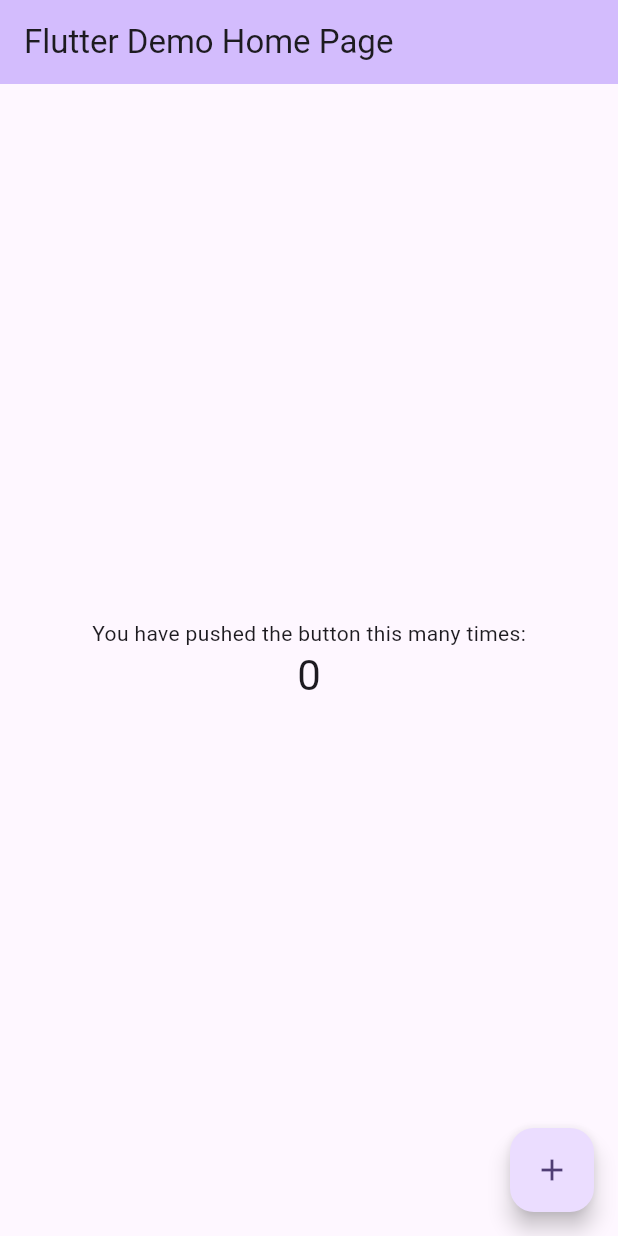
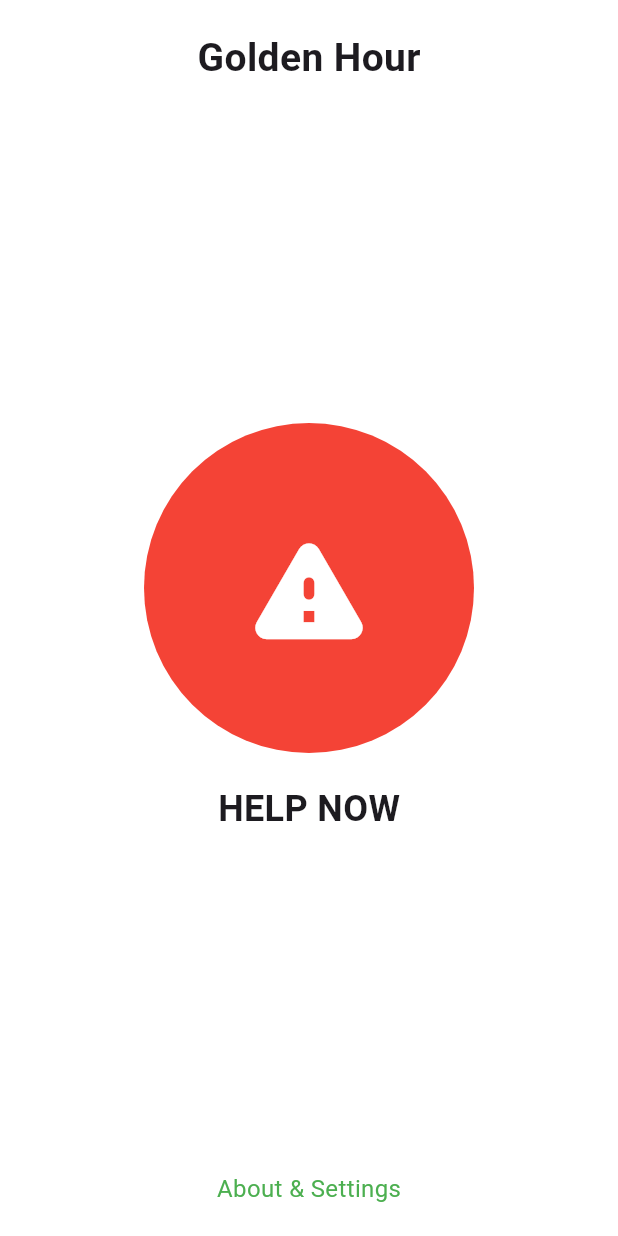
Before and after one commit to ssmaheen-2007/golden-hour, a Flutter app: the screen it shows after launch, on a phone screen of 412 x 824 dp. Run offline on Flutter 3.47's test engine with Material 3 defaults, Android fonts, the phone set to English and light mode, and no system bars.

Commit message:
Milestone 1: Basic homepage layout structure

```diff
--- a/lib/main.dart
+++ b/lib/main.dart
@@ -1,122 +1,18 @@
 import 'package:flutter/material.dart';
+import 'screens/home_screen.dart';
 
 void main() {
-  runApp(const MyApp());
+  runApp(const GoldenHourApp());
 }
 
-class MyApp extends StatelessWidget {
-  const MyApp({super.key});
+class GoldenHourApp extends StatelessWidget {
+  const GoldenHourApp({super.key});
 
-  // This widget is the root of your application.
   @override
   Widget build(BuildContext context) {
-    return MaterialApp(
-      title: 'Flutter Demo',
-      theme: ThemeData(
-        // This is the theme of your application.
-        //
-        // TRY THIS: Try running your application with "flutter run". You'll see
-        // the application has a purple toolbar. Then, without quitting the app,
-        // try changing the seedColor in the colorScheme below to Colors.green
-        // and then invoke "hot reload" (save your changes or press the "hot
-        // reload" button in a Flutter-supported IDE, or press "r" if you used
-        // the command line to start the app).
-        //
-        // Notice that the counter didn't reset back to zero; the application
-        // state is not lost during the reload. To reset the state, use hot
-        // restart instead.
-        //
-        // This works for code too, not just values: Most code changes can be
-        // tested with just a hot reload.
-        colorScheme: .fromSeed(seedColor: Colors.deepPurple),
-      ),
-      home: const MyHomePage(title: 'Flutter Demo Home Page'),
+    return const MaterialApp(
+      debugShowCheckedModeBanner: false,
+      home: HomeScreen(),
     );
   }
 }
-
-class MyHomePage extends StatefulWidget {
-  const MyHomePage({super.key, required this.title});
-
-  // This widget is the home page of your application. It is stateful, meaning
-  // that it has a State object (defined below) that contains fields that affect
-  // how it looks.
-
-  // This class is the configuration for the state. It holds the values (in this
-  // case the title) provided by the parent (in this case the App widget) and
-  // used by the build method of the State. Fields in a Widget subclass are
-  // always marked "final".
-
-  final String title;
-
-  @override
-  State<MyHomePage> createState() => _MyHomePageState();
-}
-
-class _MyHomePageState extends State<MyHomePage> {
-  int _counter = 0;
-
-  void _incrementCounter() {
-    setState(() {
-      // This call to setState tells the Flutter framework that something has
-      // changed in this State, which causes it to rerun the build method below
-      // so that the display can reflect the updated values. If we changed
-      // _counter without calling setState(), then the build method would not be
-      // called again, and so nothing would appear to happen.
-      _counter++;
-    });
-  }
-
-  @override
-  Widget build(BuildContext context) {
-    // This method is rerun every time setState is called, for instance as done
-    // by the _incrementCounter method above.
-    //
-    // The Flutter framework has been optimized to make rerunning build methods
-    // fast, so that you can just rebuild anything that needs updating rather
-    // than having to individually change instances of widgets.
-    return Scaffold(
-      appBar: AppBar(
-        // TRY THIS: Try changing the color here to a specific color (to
-        // Colors.amber, perhaps?) and trigger a hot reload to see the AppBar
-        // change color while the other colors stay the same.
-        backgroundColor: Theme.of(context).colorScheme.inversePrimary,
-        // Here we take the value from the MyHomePage object that was created by
-        // the App.build method, and use it to set our appbar title.
-        title: Text(widget.title),
-      ),
-      body: Center(
-        // Center is a layout widget. It takes a single child and positions it
-        // in the middle of the parent.
-        child: Column(
-          // Column is also a layout widget. It takes a list of children and
-          // arranges them vertically. By default, it sizes itself to fit its
-          // children horizontally, and tries to be as tall as its parent.
-          //
-          // Column has various properties to control how it sizes itself and
-          // how it positions its children. Here we use mainAxisAlignment to
-          // center the children vertically; the main axis here is the vertical
-          // axis because Columns are vertical (the cross axis would be
-          // horizontal).
-          //
-          // TRY THIS: Invoke "debug painting" (choose the "Toggle Debug Paint"
-          // action in the IDE, or press "p" in the console), to see the
-          // wireframe for each widget.
-          mainAxisAlignment: .center,
-          children: [
-            const Text('You have pushed the button this many times:'),
-            Text(
-              '$_counter',
-              style: Theme.of(context).textTheme.headlineMedium,
-            ),
-          ],
-        ),
-      ),
-      floatingActionButton: FloatingActionButton(
-        onPressed: _incrementCounter,
-        tooltip: 'Increment',
-        child: const Icon(Icons.add),
-      ),
-    );
-  }
-}
--- /dev/null
+++ b/lib/screens/home_screen.dart
@@ -0,0 +1,72 @@
+import 'package:flutter/material.dart';
+
+class HomeScreen extends StatelessWidget {
+  const HomeScreen({super.key});
+
+  @override
+  Widget build(BuildContext context) {
+    return Scaffold(
+      backgroundColor: Colors.white,
+      body: SafeArea(
+        child: Column(
+          children: [
+            const SizedBox(height: 20),
+
+            const Center(
+              child: Text(
+                "Golden Hour",
+                style: TextStyle(fontSize: 26, fontWeight: FontWeight.bold),
+              ),
+            ),
+
+            Expanded(
+              child: Center(
+                child: Column(
+                  mainAxisSize: MainAxisSize.min,
+                  children: [
+                    GestureDetector(
+                      onTap: () {
+                        print("Help Now Pressed");
+                      },
+                      child: Container(
+                        width: 220,
+                        height: 220,
+                        decoration: const BoxDecoration(
+                          color: Colors.red,
+                          shape: BoxShape.circle,
+                        ),
+                        child: const Icon(
+                          Icons.warning_rounded,
+                          color: Colors.white,
+                          size: 90,
+                        ),
+                      ),
+                    ),
+
+                    const SizedBox(height: 20),
+
+                    const Text(
+                      "HELP NOW",
+                      style: TextStyle(
+                        fontSize: 24,
+                        fontWeight: FontWeight.bold,
+                      ),
+                    ),
+                  ],
+                ),
+              ),
+            ),
+
+            const Padding(
+              padding: EdgeInsets.only(bottom: 20),
+              child: Text(
+                "About & Settings",
+                style: TextStyle(color: Colors.green, fontSize: 16),
+              ),
+            ),
+          ],
+        ),
+      ),
+    );
+  }
+}
```
Also changed, not shown: 1 other file.
